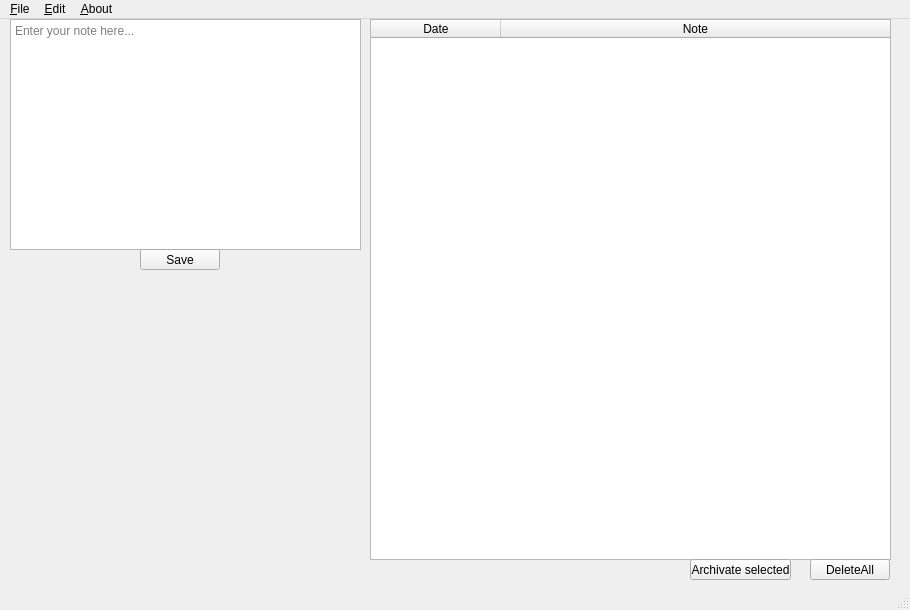
The window that Lab_2/Qt/mainwindow.ui (CaptainShepard01/OOP_Balykov) describes before a commit, drawn with Qt 5.
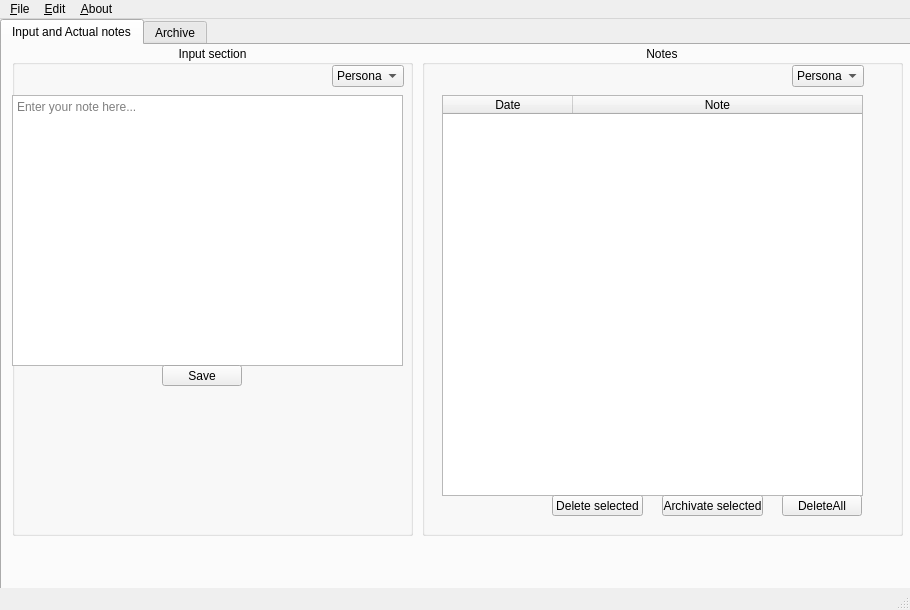
The same window after the commit.

```diff
--- a/Lab_2/Qt/mainwindow.ui
+++ b/Lab_2/Qt/mainwindow.ui
@@ -32,48 +32,47 @@
    <string>MainWindow</string>
   </property>
   <widget class="QWidget" name="centralwidget">
-   <widget class="QTableWidget" name="Table">
+   <widget class="QTabWidget" name="tabWidget">
+    <property name="enabled">
+     <bool>true</bool>
+    </property>
     <property name="geometry">
      <rect>
-      <x>370</x>
+      <x>0</x>
       <y>0</y>
-      <width>521</width>
-      <height>541</height>
+      <width>911</width>
+      <height>601</height>
      </rect>
     </property>
-    <property name="selectionBehavior">
-     <enum>QAbstractItemView::SelectRows</enum>
+    <property name="currentIndex">
+     <number>0</number>
     </property>
-    <property name="gridStyle">
-     <enum>Qt::SolidLine</enum>
-    </property>
-    <property name="columnCount">
-     <number>2</number>
-    </property>
-    <attribute name="horizontalHeaderDefaultSectionSize">
-     <number>130</number>
-    </attribute>
-    <attribute name="horizontalHeaderStretchLastSection">
-     <bool>true</bool>
-    </attribute>
-    <column>
-     <property name="text">
-      <string>Date</string>
-     </property>
-    </column>
-    <column>
-     <property name="text">
-      <string>Note</string>
-     </property>
-    </column>
-   </widget>
-   <widget class="QTextEdit" name="Input">
+    <widget class="QWidget" name="tab">
+     <attribute name="title">
+      <string>Input and Actual notes</string>
+     </attribute>
+     <widget class="QGroupBox" name="Insertion">
     <property name="geometry">
      <rect>
       <x>10</x>
       <y>0</y>
-      <width>351</width>
-      <height>231</height>
+        <width>401</width>
+        <height>491</height>
+       </rect>
+      </property>
+      <property name="title">
+       <string>Input section</string>
+      </property>
+      <property name="alignment">
+       <set>Qt::AlignCenter</set>
+      </property>
+      <widget class="QTextEdit" name="Input">
+       <property name="geometry">
+        <rect>
+         <x>0</x>
+         <y>50</y>
+         <width>391</width>
+         <height>271</height>
      </rect>
     </property>
     <property name="markdown">
@@ -83,11 +82,31 @@
      <string>Enter your note here...</string>
     </property>
    </widget>
+      <widget class="QComboBox" name="comboBox_Input">
+       <property name="geometry">
+        <rect>
+         <x>320</x>
+         <y>20</y>
+         <width>72</width>
+         <height>22</height>
+        </rect>
+       </property>
+       <item>
+        <property name="text">
+         <string>Personal</string>
+        </property>
+       </item>
+       <item>
+        <property name="text">
+         <string>Work</string>
+        </property>
+       </item>
+      </widget>
    <widget class="QPushButton" name="save">
     <property name="geometry">
      <rect>
-      <x>140</x>
-      <y>230</y>
+         <x>150</x>
+         <y>320</y>
       <width>80</width>
       <height>21</height>
      </rect>
@@ -96,24 +115,87 @@
      <string>Save</string>
     </property>
    </widget>
-   <widget class="QPushButton" name="DeleteAll">
+     </widget>
+     <widget class="QGroupBox" name="Notes">
     <property name="geometry">
      <rect>
-      <x>810</x>
-      <y>540</y>
-      <width>80</width>
+        <x>420</x>
+        <y>0</y>
+        <width>481</width>
+        <height>491</height>
+       </rect>
+      </property>
+      <property name="title">
+       <string>Notes</string>
+      </property>
+      <property name="alignment">
+       <set>Qt::AlignCenter</set>
+      </property>
+      <widget class="QTableWidget" name="Table">
+       <property name="geometry">
+        <rect>
+         <x>20</x>
+         <y>50</y>
+         <width>421</width>
+         <height>401</height>
+        </rect>
+       </property>
+       <property name="sizeAdjustPolicy">
+        <enum>QAbstractScrollArea::AdjustIgnored</enum>
+       </property>
+       <property name="editTriggers">
+        <set>QAbstractItemView::NoEditTriggers</set>
+       </property>
+       <property name="selectionBehavior">
+        <enum>QAbstractItemView::SelectRows</enum>
+       </property>
+       <property name="gridStyle">
+        <enum>Qt::SolidLine</enum>
+       </property>
+       <property name="columnCount">
+        <number>2</number>
+       </property>
+       <attribute name="horizontalHeaderMinimumSectionSize">
+        <number>30</number>
+       </attribute>
+       <attribute name="horizontalHeaderDefaultSectionSize">
+        <number>130</number>
+       </attribute>
+       <attribute name="horizontalHeaderStretchLastSection">
+        <bool>true</bool>
+       </attribute>
+       <attribute name="verticalHeaderDefaultSectionSize">
+        <number>19</number>
+       </attribute>
+       <column>
+        <property name="text">
+         <string>Date</string>
+        </property>
+       </column>
+       <column>
+        <property name="text">
+         <string>Note</string>
+        </property>
+       </column>
+      </widget>
+      <widget class="QPushButton" name="Delete">
+       <property name="geometry">
+        <rect>
+         <x>130</x>
+         <y>450</y>
+         <width>91</width>
       <height>21</height>
      </rect>
     </property>
     <property name="text">
-     <string>DeleteAll</string>
+        <string>Delete selected</string>
     </property>
    </widget>
    <widget class="QPushButton" name="Archivator">
     <property name="geometry">
      <rect>
-      <x>690</x>
-      <y>540</y>
+         <x>240</x>
+         <y>450</y>
       <width>101</width>
       <height>21</height>
      </rect>
@@ -128,6 +210,98 @@
      <string>Archivate selected</string>
     </property>
    </widget>
+      <widget class="QPushButton" name="DeleteAll">
+       <property name="geometry">
+        <rect>
+         <x>360</x>
+         <y>450</y>
+         <width>80</width>
+         <height>21</height>
+        </rect>
+       </property>
+       <property name="text">
+        <string>DeleteAll</string>
+       </property>
+      </widget>
+      <widget class="QComboBox" name="comboBox_Notes">
+       <property name="geometry">
+        <rect>
+         <x>370</x>
+         <y>20</y>
+         <width>72</width>
+         <height>22</height>
+        </rect>
+       </property>
+       <item>
+        <property name="text">
+         <string>Personal</string>
+        </property>
+       </item>
+       <item>
+        <property name="text">
+         <string>Work</string>
+        </property>
+       </item>
+      </widget>
+     </widget>
+    </widget>
+    <widget class="QWidget" name="tab_2">
+     <attribute name="title">
+      <string>Archive</string>
+     </attribute>
+     <widget class="QTableWidget" name="Archive">
+      <property name="geometry">
+       <rect>
+        <x>440</x>
+        <y>50</y>
+        <width>421</width>
+        <height>401</height>
+       </rect>
+      </property>
+      <property name="editTriggers">
+       <set>QAbstractItemView::NoEditTriggers</set>
+      </property>
+      <property name="selectionBehavior">
+       <enum>QAbstractItemView::SelectRows</enum>
+      </property>
+      <property name="gridStyle">
+       <enum>Qt::SolidLine</enum>
+      </property>
+      <property name="columnCount">
+       <number>2</number>
+      </property>
+      <attribute name="horizontalHeaderDefaultSectionSize">
+       <number>130</number>
+      </attribute>
+      <attribute name="horizontalHeaderStretchLastSection">
+       <bool>true</bool>
+      </attribute>
+      <column>
+       <property name="text">
+        <string>Date</string>
+       </property>
+      </column>
+      <column>
+       <property name="text">
+        <string>Note</string>
+       </property>
+      </column>
+     </widget>
+     <widget class="QPushButton" name="Dearchivate">
+      <property name="geometry">
+       <rect>
+        <x>600</x>
+        <y>450</y>
+        <width>121</width>
+        <height>21</height>
+       </rect>
+      </property>
+      <property name="text">
+       <string>Dearchivate selected</string>
+      </property>
+     </widget>
+    </widget>
+   </widget>
   </widget>
   <widget class="QMenuBar" name="menubar">
    <property name="geometry">
@@ -158,6 +332,7 @@
     <addaction name="action_Paste"/>
     <addaction name="action_Cut"/>
     <addaction name="action_Copy"/>
+    <addaction name="action_Delete_selected"/>
     <addaction name="action_Archivate_selected"/>
     <addaction name="separator"/>
     <addaction name="action_Select_all"/>
@@ -266,7 +441,31 @@
     <string>&amp;Archivate selected</string>
    </property>
    <property name="shortcut">
-    <string>Ctrl+Shift+Ins</string>
+    <string>Ctrl+Ins</string>
+   </property>
+  </action>
+  <action name="action_Delete_selected">
+   <property name="text">
+    <string>&amp;Delete selected</string>
+   </property>
+   <property name="shortcut">
+    <string>Ctrl+E</string>
+   </property>
+  </action>
+  <action name="actionTab_switcher">
+   <property name="text">
+    <string>Tab switcher</string>
+   </property>
+   <property name="shortcut">
+    <string>Ctrl+Tab</string>
+   </property>
+  </action>
+  <action name="actionEnter_new_note">
+   <property name="text">
+    <string>Enter new note</string>
+   </property>
+   <property name="shortcut">
+    <string>Alt+Return</string>
    </property>
   </action>
  </widget>
```
Left out of the diff: 48 changed lines with no effect on the pictures. Lines whose indentation alone changed are shown as unchanged.
